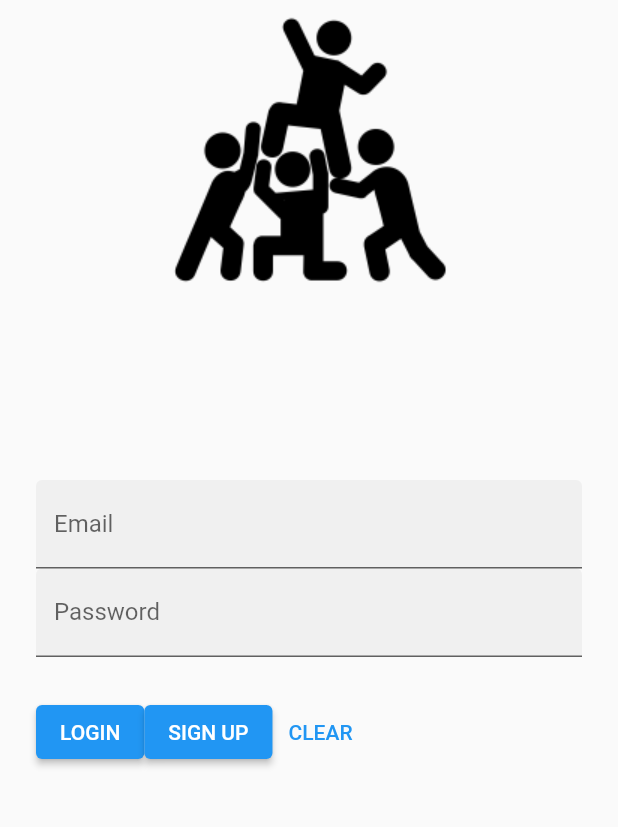
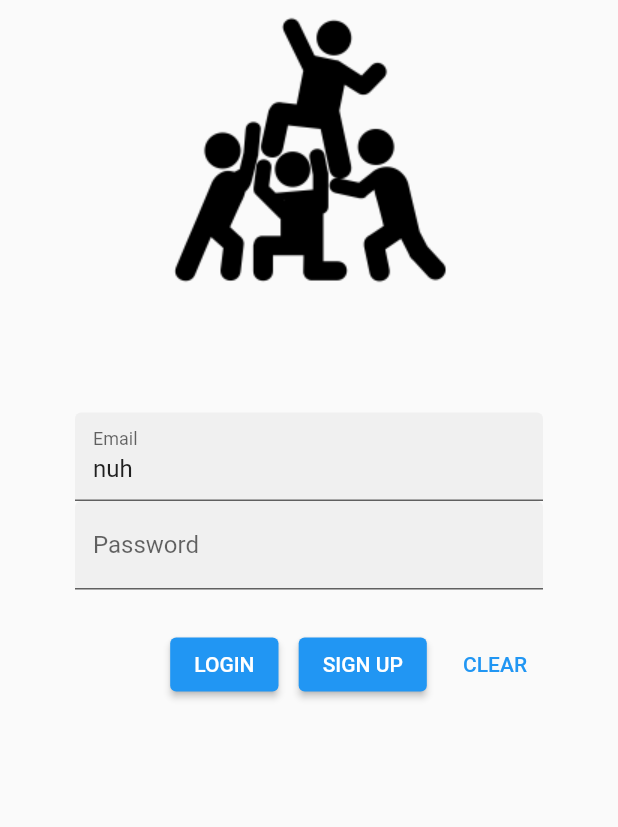
Before and after one commit to ConnectUni/connectuni, a Flutter app: the screen it shows after launch, after a tap on "LOGIN", on a phone screen of 412 x 824 dp, the part 162-989 px from its top. Run offline on Flutter 3.47's test engine with Material 2 defaults, Android fonts, the light colour scheme and no system bars.

Commit message:
Some validation

```diff
--- a/lib/login.dart
+++ b/lib/login.dart
@@ -1,5 +1,3 @@
-import 'dart:ffi';
-
 import 'package:flutter/material.dart';
 
 class LoginPage extends StatefulWidget {
@@ -10,56 +8,45 @@ class LoginPage extends StatefulWidget {
 }
 
 class _LoginPageState extends State<LoginPage> {
-  final _usernameController = TextEditingController();
+  final _emailController = TextEditingController();
   final _passwordController = TextEditingController();
-  final _correctUserName = "correct";
+  final _correctEmail = "correct";
   final _correctPassword = "pass";
-  late bool _validLogin = true;
+  // late bool _validLogin = true;
+  //
+  // @override
+  // void initState() {
+  //   _validLogin = false;
+  // }
 
-  @override
-  void initState() {
-    _validLogin = true;
+  bool checkValidLogin() {
+    if (_emailController.text == _correctEmail &&
+        _passwordController.text == _correctPassword) {
+      return true;
+    }
+    return false;
   }
 
-  void _toggleDisabled() {
-    setState(() {
-      _validLogin = !_validLogin;
-    });
-  }
-
-  void _toggleEnabled() {
-    if (_usernameController.value == _correctUserName) {
-      setState(() {
-        _validLogin = !_validLogin;
-      });
-    }
-  }
-
-  Widget _buildCounterButton() {
-    return ElevatedButton(
-      // onPressed: _validLogin ? null :,
-      onPressed: () {
-        _validLogin ? _toggleDisabled : null;
-        _validLogin ? _toggleEnabled : _usernameController.text = "what";
-      },
-      // },
-      // onPressed: () {
-      //
-      //   if (_validLogin) {
-      //     //would switch to user's home screen
-      //     _usernameController.text = "huh";
-      //   } else {}
-      // },
-      child: Text(_validLogin ? "LOGIN" : "INCORRECT"),
-    );
-  }
+  //could also implement a disabled Login button - only enabled when credentials are valid (db will have to check all the time though)
+  // void _toggleDisabled() {
+  //   setState(() {
+  //     _validLogin = !_validLogin;
+  //   });
+  // }
+  //
+  // void _toggleEnabled() {
+  //   setState(() {
+  //     _validLogin = !_validLogin;
+  //   });
+  // }
 
   @override
   Widget build(BuildContext context) {
     return Scaffold(
       body: SafeArea(
         child: ListView(
-          padding: const EdgeInsets.symmetric(horizontal: 24.0),
+          padding: const EdgeInsets.symmetric(
+              horizontal: 50.0), //controls width of textfields
           children: <Widget>[
             const SizedBox(height: 80.0),
             Column(
@@ -68,12 +55,15 @@ class _LoginPageState extends State<LoginPage> {
                   'ConnectUni',
                   style: Theme.of(context).textTheme.headlineSmall,
                 ),
+                //change image: update pubspec too
                 Image.asset('assets/people.png'),
               ],
             ),
-            const SizedBox(height: 120.0),
+            const SizedBox(
+              height: 75.0,
+            ),
             TextField(
-                controller: _usernameController,
+                controller: _emailController,
                 decoration: InputDecoration(
                   filled: true,
                   labelText: "Email",
@@ -87,10 +77,24 @@ class _LoginPageState extends State<LoginPage> {
               obscureText: true,
             ),
             Row(
+              mainAxisAlignment: MainAxisAlignment.spaceBetween,
               mainAxisSize: MainAxisSize.min,
               children: [
-                _buildCounterButton(),
-                const SizedBox(height: 100),
+                const SizedBox(
+                  height: 100.0,
+                  width: 50.0,
+                ),
+                ElevatedButton(
+                  onPressed: () {
+                    if (checkValidLogin()) {
+                      //would switch to user's home screen
+                      _emailController.text = "yuh";
+                    } else {
+                      _emailController.text = "nuh";
+                    }
+                  },
+                  child: const Text("LOGIN"),
+                ),
                 ElevatedButton(
                   onPressed: () {
                     //create new account stuff - pick username, icons, etc.
@@ -101,7 +105,7 @@ class _LoginPageState extends State<LoginPage> {
                 //clear button
                 TextButton(
                   onPressed: () {
-                    _usernameController.clear();
+                    _emailController.clear();
                     _passwordController.clear();
                   },
                   child: const Text("CLEAR"),
```
